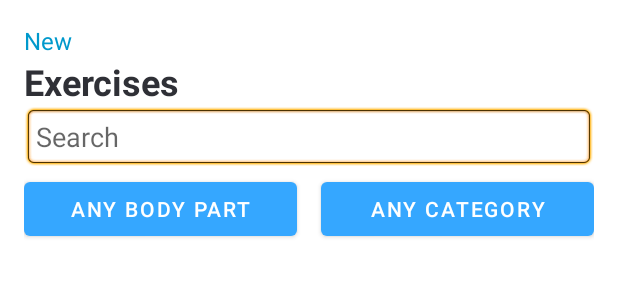
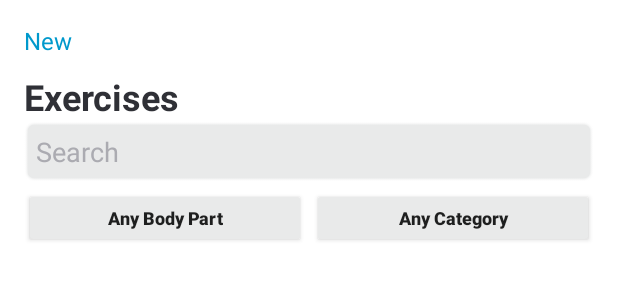
Before and after one commit to hoangvm2307/fitlog, an Android app: the layout activity_exercise_list.xml on its own in the app's theme, with its tools: preview values and no code run, on a phone screen of 412 x 824 dp. Shown: the top 300 px of the screen. Run offline under Robolectric (Android 15) with nearby library versions, the phone set to English and light mode, and no system bars.

Commit message:
style exercise list

```diff
--- a/app/src/main/java/com/example/fitlog/ExerciseAdapter.java
+++ b/app/src/main/java/com/example/fitlog/ExerciseAdapter.java
@@ -42,6 +42,11 @@ public class ExerciseAdapter extends RecyclerView.Adapter<ExerciseAdapter.Exerci
         return exercises.size();
     }
 
+    public void updateExercises(List<Exercise> newExercises) {
+        this.exercises = newExercises;
+        notifyDataSetChanged();
+    }
+
     class ExerciseViewHolder extends RecyclerView.ViewHolder {
         ImageView exerciseImage;
         TextView exerciseName;
--- a/app/src/main/res/layout/activity_exercise_list.xml
+++ b/app/src/main/res/layout/activity_exercise_list.xml
@@ -15,7 +15,8 @@
         android:layout_centerVertical="true"
         android:background="?android:attr/selectableItemBackground"
         android:clickable="true"
-        android:focusable="true"/>
+        android:focusable="true"
+        android:layout_marginBottom="10dp"/>
     <TextView
         android:layout_width="wrap_content"
         android:layout_height="wrap_content"
@@ -31,7 +32,9 @@
         android:layout_width="match_parent"
         android:layout_height="wrap_content"
         android:hint="Search"
+        android:textColorHint="@color/material_dynamic_neutral70"
         android:background="@android:drawable/editbox_background"
+        android:backgroundTint="#E9EAEA"
         android:padding="8dp"
         android:layout_marginBottom="4dp"/>
 
@@ -41,21 +44,31 @@
         android:orientation="horizontal"
         android:layout_marginBottom="16dp">
 
-        <Button
+        <androidx.appcompat.widget.AppCompatButton
             android:id="@+id/bodyPartButton"
             android:layout_width="0dp"
-            android:layout_height="wrap_content"
+            android:layout_height="40dp"
+            android:textSize="12sp"
             android:layout_weight="1"
+            android:backgroundTint="#E9EAEA"
             android:text="Any Body Part"
-            android:layout_marginEnd="8dp"/>
+            android:textStyle="bold"
+            android:textAllCaps="false"
+            android:layout_marginEnd="2dp"
+             />
 
-        <Button
+        <androidx.appcompat.widget.AppCompatButton
             android:id="@+id/categoryButton"
             android:layout_width="0dp"
-            android:layout_height="wrap_content"
+            android:textSize="12sp"
+            android:layout_height="40dp"
+            android:textAllCaps="false"
+            android:backgroundTint="#E9EAEA"
             android:layout_weight="1"
+            android:textStyle="bold"
+            android:layout_marginStart="2dp"
             android:text="Any Category"
-            android:layout_marginStart="8dp"/>
+             />
 
     </LinearLayout>
 
```
Also changed, not shown: app/src/main/java/com/example/fitlog/ExerciseList.java (+55 -4 lines), app/src/main/res/values/themes.xml (line endings or trailing spaces).
